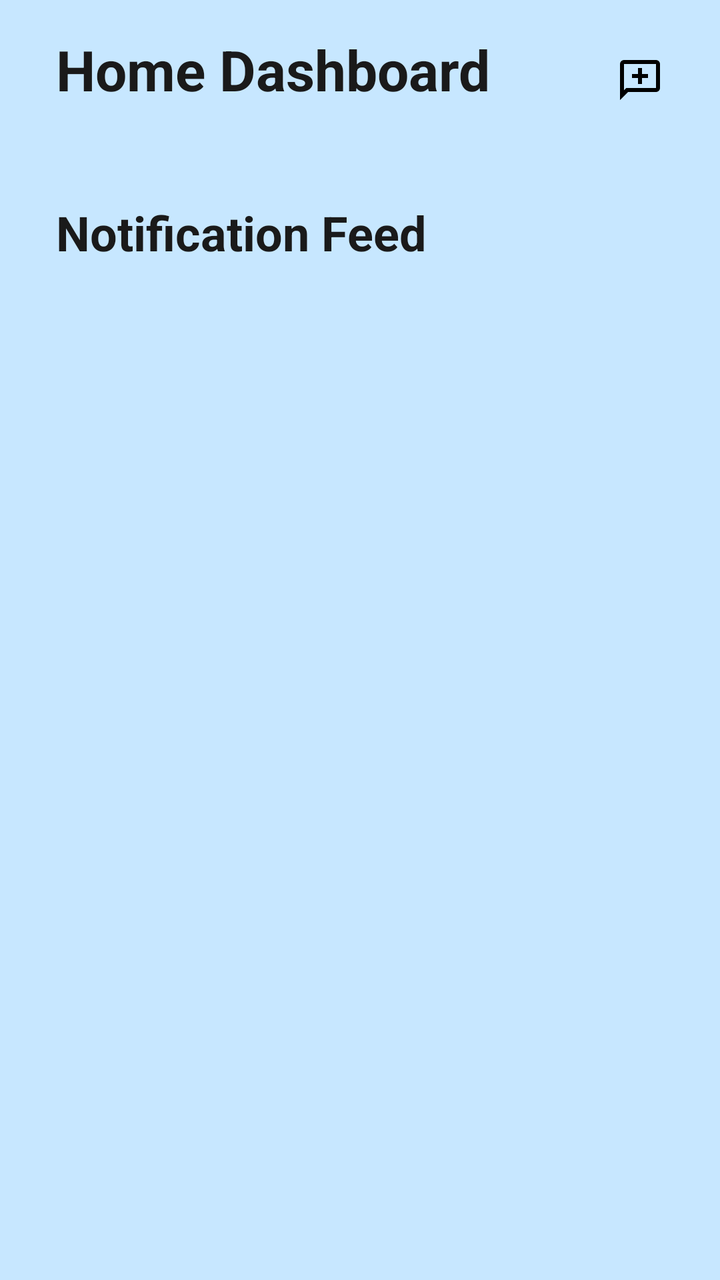
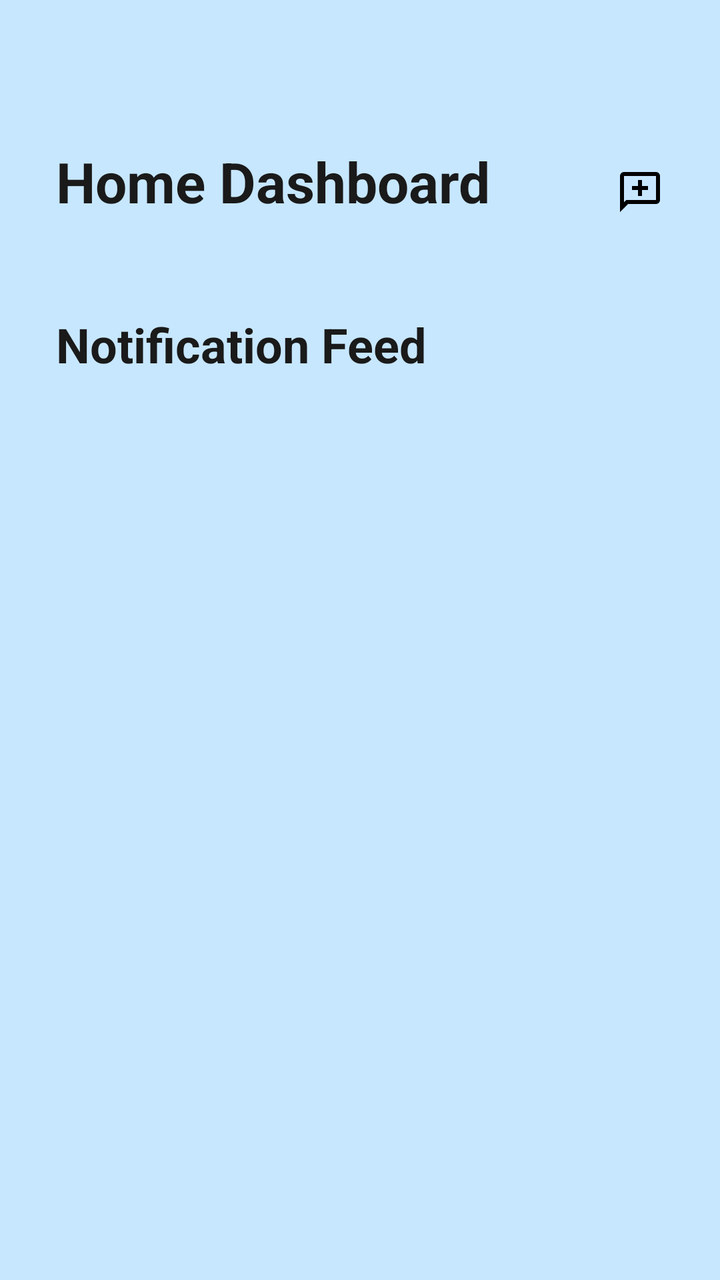

Compare the two renders of this Android layout. The source of the first and the diff that turns it into the second are given below.
<!-- AndroidManifest.xml: application theme Theme.NurtureNest -->
<!-- res/layout/fragment_parent_dashboard.xml -->
<LinearLayout
    xmlns:android="http://schemas.android.com/apk/res/android"
    xmlns:app="http://schemas.android.com/apk/res-auto"
    xmlns:tools="http://schemas.android.com/tools"
    android:layout_width="match_parent"
    android:layout_height="match_parent"
    android:orientation="vertical"
    android:background="?attr/colorBackground"
    tools:context=".fragments.AdminDashboardFragment">

    
    <RelativeLayout
        android:layout_width="match_parent"
        android:layout_height="wrap_content"
        android:paddingVertical="16dp">

        <TextView
            android:id="@+id/AdminDashTitle"
            android:layout_width="wrap_content"
            android:layout_height="wrap_content"
            android:layout_marginStart="28dp"
            android:text="Home Dashboard"
            android:textSize="28sp"
            android:textStyle="bold"
            android:textColor="?attr/colorOnBackground" />

        <ImageButton
            android:id="@+id/btnChat"
            android:layout_width="48dp"
            android:layout_height="48dp"
            android:layout_alignParentEnd="true"
            android:layout_marginEnd="16dp"
            android:background="?attr/selectableItemBackgroundBorderless"
            android:contentDescription="Chat"
            android:src="@drawable/ic_chat" />
    </RelativeLayout>

    
    <TextView
        android:id="@+id/notification_feed"
        android:layout_width="wrap_content"
        android:layout_height="wrap_content"
        android:layout_marginStart="28dp"
        android:layout_marginTop="20dp"
        android:text="Notification Feed"
        android:textSize="24sp"
        android:textStyle="bold"
        android:textColor="?attr/colorOnBackground" />

    <androidx.recyclerview.widget.RecyclerView
        android:id="@+id/rvAnnouncements"
        android:layout_width="match_parent"
        android:layout_height="0dp"
        android:layout_weight="1"
        android:layout_marginTop="8dp"
        android:paddingHorizontal="16dp"
        android:clipToPadding="false" />


</LinearLayout>
<!-- resources referenced by this layout -->
<resources>
  <!-- drawable ic_chat (drawable) -->
  <vector xmlns:android="http://schemas.android.com/apk/res/android" android:height="24dp" android:tint="#000000" android:viewportHeight="960" android:viewportWidth="960" android:width="24dp">
        
      <path android:fillColor="@android:color/white" android:pathData="M440,560L520,560L520,440L640,440L640,360L520,360L520,240L440,240L440,360L320,360L320,440L440,440L440,560ZM80,880L80,160Q80,127 103.5,103.5Q127,80 160,80L800,80Q833,80 856.5,103.5Q880,127 880,160L880,640Q880,673 856.5,696.5Q833,720 800,720L240,720L80,880ZM206,640L800,640Q800,640 800,640Q800,640 800,640L800,160Q800,160 800,160Q800,160 800,160L160,160Q160,160 160,160Q160,160 160,160L160,685L206,640ZM160,640L160,640L160,160Q160,160 160,160Q160,160 160,160L160,160Q160,160 160,160Q160,160 160,160L160,640Q160,640 160,640Q160,640 160,640Z"/>
      
  </vector>
  <style name="Theme.NurtureNest" parent="Theme.MaterialComponents.DayNight.NoActionBar">
          <item name="colorPrimary">#0A2B5D</item>
          <item name="colorOnPrimary">#FFFFFF</item>
          <item name="colorSurface">#000000</item>
          <item name="colorOnSurface">#FFFFFF</item>
          <item name="colorBackground">#C7E7FF</item>
          <item name="colorOnBackground">#1A1A1A</item>
          <item name="android:windowBackground">#C7E7FF</item>
      </style>
</resources>

<!-- the commit's change to res/layout/fragment_parent_dashboard.xml (unified diff, before → after) -->
@@ -6,6 +6,8 @@
     android:layout_height="match_parent"
     android:orientation="vertical"
     android:background="?attr/colorBackground"
+    android:fitsSystemWindows="true"
+    android:paddingTop="?attr/actionBarSize"
     tools:context=".fragments.AdminDashboardFragment">
 
     
